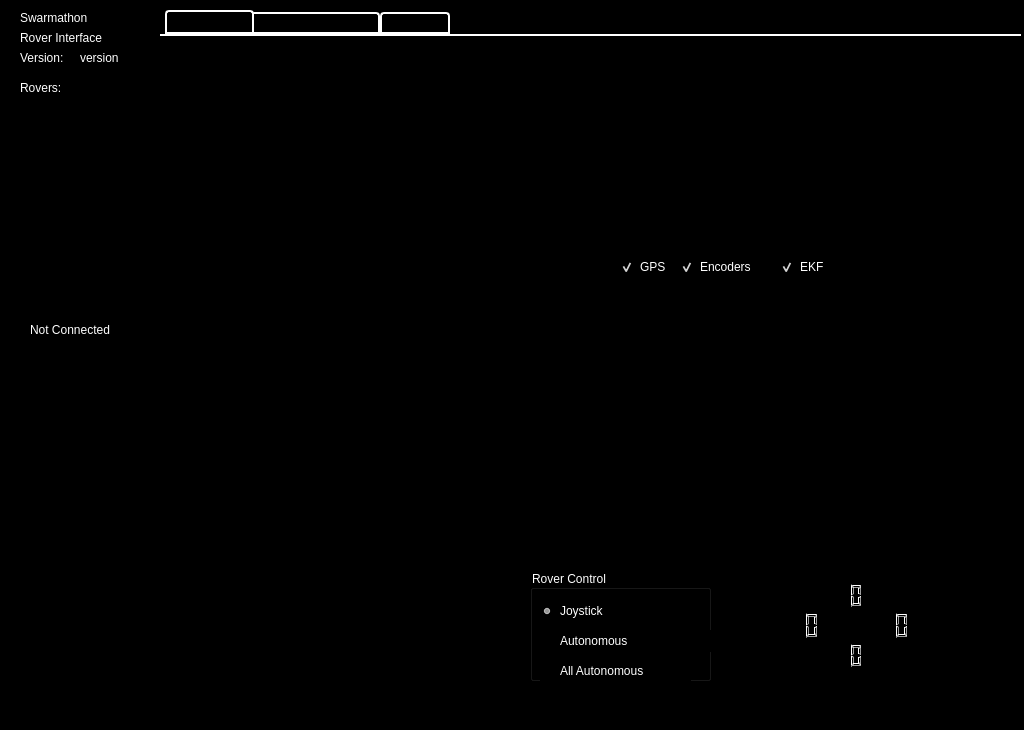
Old version of the form src/rover_gui_plugin.ui in the repository BCLab-UNM/SwarmathonIV-Cabrillo-Public.
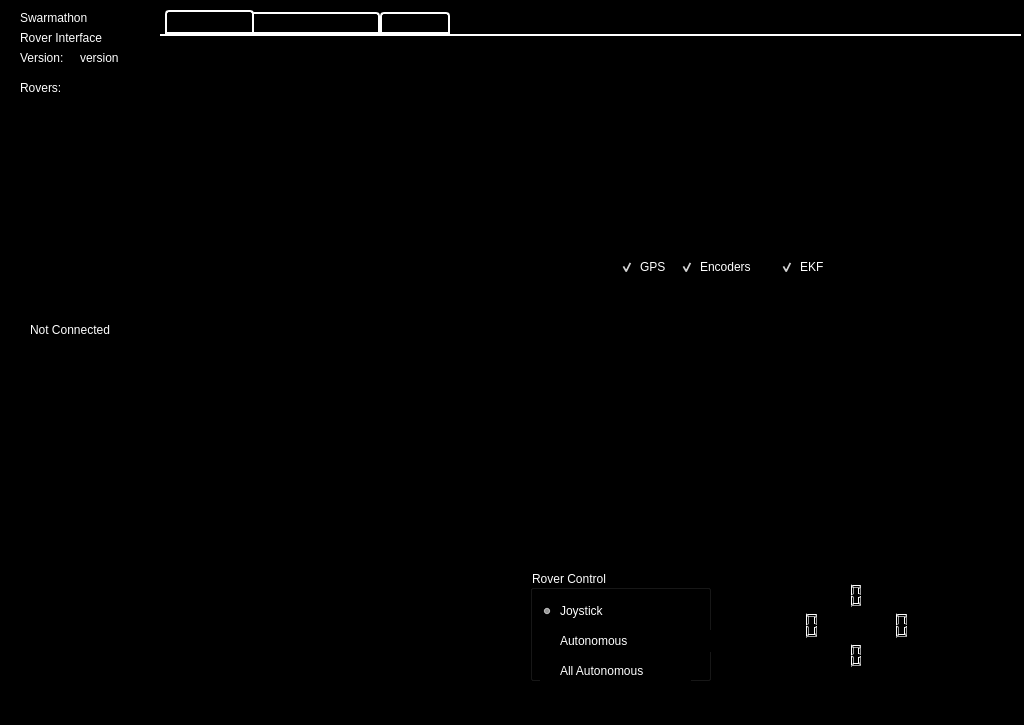
New version of the form. Icons and pictures are not drawn. Custom widgets are drawn as their Qt base class.

Commit message:
Fixed frame size to a value small enough to work on most machines.
Stop gap until widgets can intelligently resize themselves.

```diff
--- a/src/rover_gui_plugin.ui
+++ b/src/rover_gui_plugin.ui
@@ -7,7 +7,7 @@
     <x>0</x>
     <y>0</y>
     <width>1024</width>
-    <height>730</height>
+    <height>725</height>
    </rect>
   </property>
   <property name="sizePolicy">
@@ -19,13 +19,13 @@
   <property name="minimumSize">
    <size>
     <width>1024</width>
-    <height>600</height>
+    <height>725</height>
    </size>
   </property>
   <property name="maximumSize">
    <size>
     <width>1024</width>
-    <height>1600</height>
+    <height>725</height>
    </size>
   </property>
   <property name="windowTitle">
```
Left out of the diff: 6 changed lines with no effect on the pictures.
